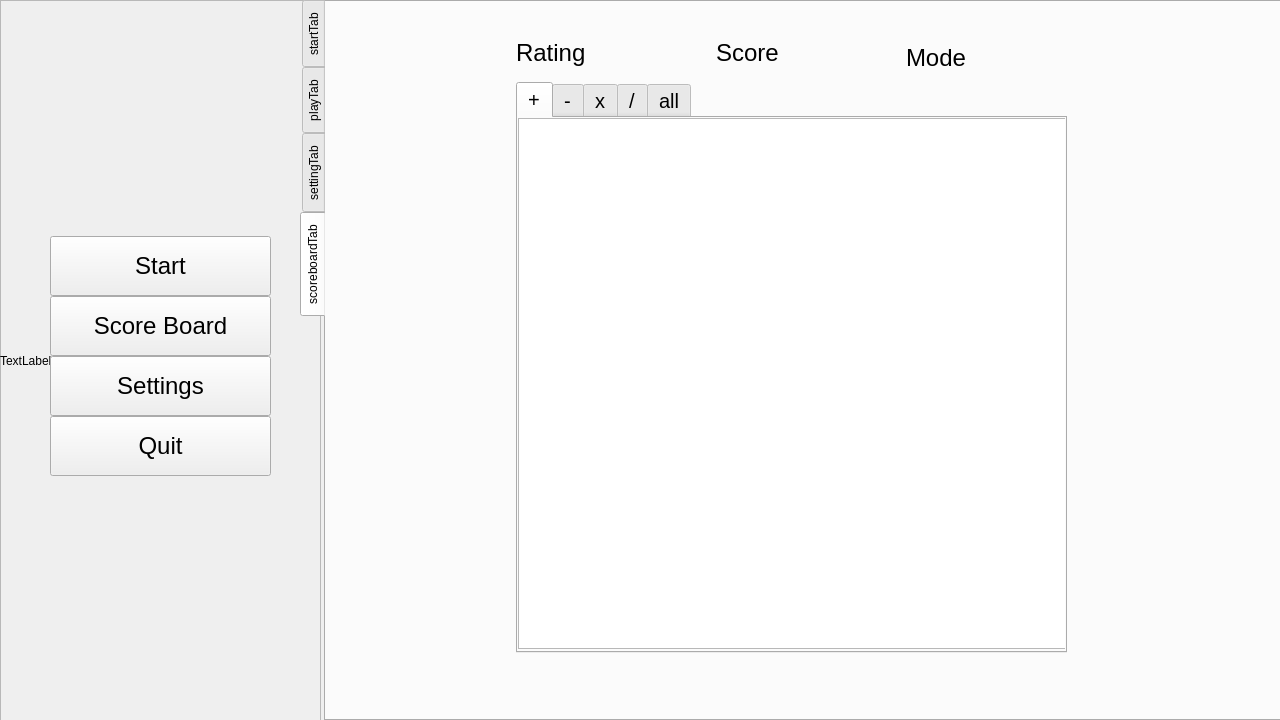
SpectralJager/redSQR, file redSQR.ui: the form before one commit.
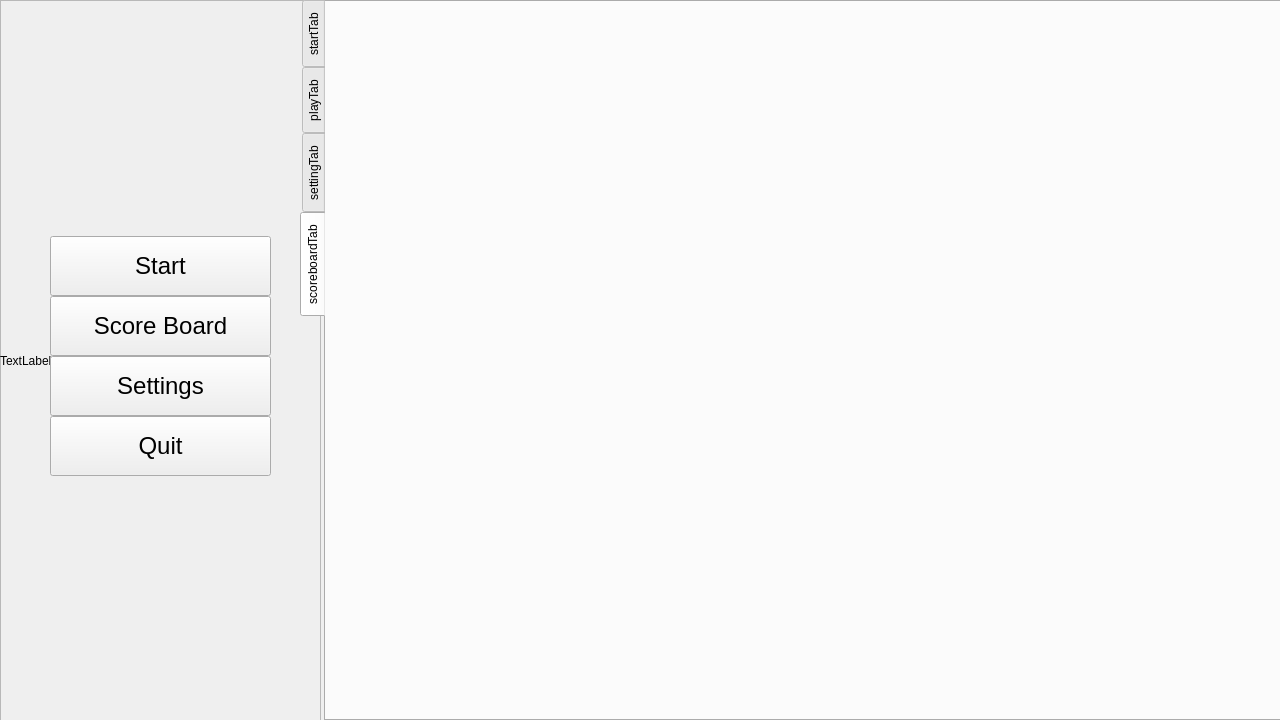
The form after the commit. The open tabs and pages were chosen to show the change.

```diff
--- a/redSQR.ui
+++ b/redSQR.ui
@@ -618,153 +618,6 @@
      <attribute name="title">
       <string>scoreboardTab</string>
      </attribute>
-     <widget class="QTabWidget" name="tabWidget_2">
-      <property name="geometry">
-       <rect>
-        <x>190</x>
-        <y>80</y>
-        <width>551</width>
-        <height>571</height>
-       </rect>
-      </property>
-      <property name="font">
-       <font>
-        <pointsize>15</pointsize>
-       </font>
-      </property>
-      <property name="currentIndex">
-       <number>0</number>
-      </property>
-      <widget class="QWidget" name="tab">
-       <attribute name="title">
-        <string>+</string>
-       </attribute>
-       <widget class="QTableView" name="tableView">
-        <property name="geometry">
-         <rect>
-          <x>0</x>
-          <y>0</y>
-          <width>551</width>
-          <height>531</height>
-         </rect>
-        </property>
-       </widget>
-      </widget>
-      <widget class="QWidget" name="tab_2">
-       <attribute name="title">
-        <string>-</string>
-       </attribute>
-       <widget class="QTableView" name="tableView_2">
-        <property name="geometry">
-         <rect>
-          <x>0</x>
-          <y>0</y>
-          <width>551</width>
-          <height>531</height>
-         </rect>
-        </property>
-       </widget>
-      </widget>
-      <widget class="QWidget" name="tab_3">
-       <attribute name="title">
-        <string>x</string>
-       </attribute>
-       <widget class="QTableView" name="tableView_3">
-        <property name="geometry">
-         <rect>
-          <x>0</x>
-          <y>0</y>
-          <width>551</width>
-          <height>531</height>
-         </rect>
-        </property>
-       </widget>
-      </widget>
-      <widget class="QWidget" name="tab_4">
-       <attribute name="title">
-        <string>/</string>
-       </attribute>
-       <widget class="QTableView" name="tableView_4">
-        <property name="geometry">
-         <rect>
-          <x>0</x>
-          <y>0</y>
-          <width>551</width>
-          <height>531</height>
-         </rect>
-        </property>
-       </widget>
-      </widget>
-      <widget class="QWidget" name="tab_5">
-       <attribute name="title">
-        <string>all</string>
-       </attribute>
-       <widget class="QTableView" name="tableView_5">
-        <property name="geometry">
-         <rect>
-          <x>0</x>
-          <y>0</y>
-          <width>551</width>
-          <height>531</height>
-         </rect>
-        </property>
-       </widget>
-      </widget>
-     </widget>
-     <widget class="QLabel" name="label_10">
-      <property name="geometry">
-       <rect>
-        <x>190</x>
-        <y>30</y>
-        <width>191</width>
-        <height>41</height>
-       </rect>
-      </property>
-      <property name="font">
-       <font>
-        <pointsize>18</pointsize>
-       </font>
-      </property>
-      <property name="text">
-       <string>Rating</string>
-      </property>
-     </widget>
-     <widget class="QLabel" name="label_11">
-      <property name="geometry">
-       <rect>
-        <x>390</x>
-        <y>30</y>
-        <width>181</width>
-        <height>41</height>
-       </rect>
-      </property>
-      <property name="font">
-       <font>
-        <pointsize>18</pointsize>
-       </font>
-      </property>
-      <property name="text">
-       <string>Score</string>
-      </property>
-     </widget>
-     <widget class="QLabel" name="label_12">
-      <property name="geometry">
-       <rect>
-        <x>580</x>
-        <y>30</y>
-        <width>161</width>
-        <height>51</height>
-       </rect>
-      </property>
-      <property name="font">
-       <font>
-        <pointsize>18</pointsize>
-       </font>
-      </property>
-      <property name="text">
-       <string>Mode</string>
-      </property>
-     </widget>
     </widget>
    </widget>
   </widget>
```
Left out of the diff: 4 changed lines with no effect on the pictures.
